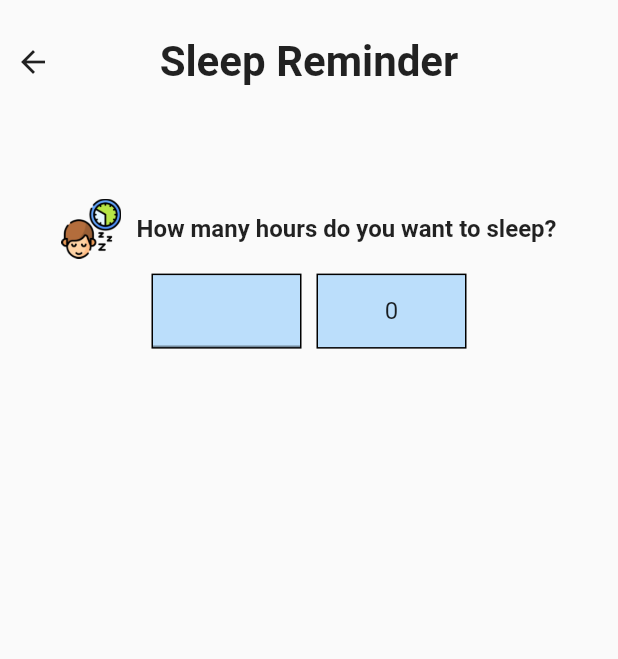
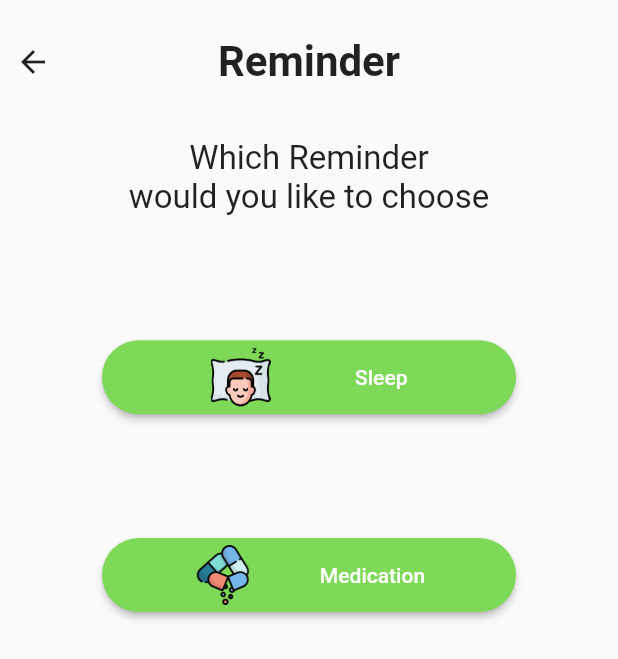
Before and after one commit to usamasabirr/BeWell, a Flutter app: the ReminderHome screen opened directly, on a phone screen of 412 x 824 dp. Shown: the top 659 px of the screen. Run offline on Flutter 3.47's test engine with Material 2 defaults, Android fonts, the light colour scheme and no system bars; our stand-ins replace cloud_firestore, firebase_auth, firebase_core, firebase_storage, flutter_local_notifications, gallery_saver and 7 more; missing offline and left inert: dropdown_plus, time_picker_widget, widgets_to_image; accounts and stored records are empty.

Commit message:
implemented 	period 	sleep 	reminder

```diff
--- a/lib/main.dart
+++ b/lib/main.dart
@@ -7,6 +7,8 @@ import 'package:be_well/auth/view/login_or_signup.dart';
 import 'package:be_well/home/controller/home_controller.dart';
 import 'package:be_well/home/view/home.dart';
 import 'package:be_well/myhomepage/view/myHomePage.dart';
+import 'package:be_well/period/model/period_model.dart';
+import 'package:be_well/period/view/period.dart';
 import 'package:be_well/qrcode/view/qr_info_image.dart';
 import 'package:be_well/qrcode/view/qrcode.dart';
 import 'package:be_well/reminder/medicineReminder/model/medicine_reminder_model.dart';
@@ -35,10 +37,12 @@ Future<void> main() async {
   Hive.registerAdapter(SleepMonitorModelAdapter());
   Hive.registerAdapter(SleepReminderModelAdapter());
   Hive.registerAdapter(MedicineReminderModelAdapter());
+  Hive.registerAdapter(PeriodModelAdapter());
 
   await Hive.openBox<SleepMonitorModel>('SleepMonitor');
   await Hive.openBox<SleepReminderModel>('SleepReminder');
   await Hive.openBox<MedicineReminderModel>('MedicineReminder');
+  await Hive.openBox<PeriodModel>('Period');
 
   runApp(MyApp());
 }
--- a/lib/reminder/reminderHome.dart
+++ b/lib/reminder/reminderHome.dart
@@ -1,3 +1,5 @@
+import 'package:be_well/reminder/medicineReminder/view/medicine_reminder.dart';
+import 'package:be_well/reminder/view/sleepReminder.dart';
 import 'package:be_well/sleep/controller/sleepController.dart';
 import 'package:flutter/material.dart';
 import 'package:flutter/src/widgets/container.dart';
@@ -27,12 +29,16 @@ class _ReminderHomeState extends State<ReminderHome> {
             height: mediaHeight * 0.1,
             width: mediaWidth,
             child: Row(children: [
-              Icon(Icons.arrow_back),
+              InkWell(
+                  onTap: () {
+                    Get.back();
+                  },
+                  child: Icon(Icons.arrow_back)),
               Expanded(
                 child: SizedBox(),
               ),
               Text(
-                'Sleep Reminder',
+                'Reminder',
                 style: TextStyle(fontSize: 28, fontWeight: FontWeight.bold),
               ),
               Expanded(
@@ -41,79 +47,67 @@ class _ReminderHomeState extends State<ReminderHome> {
               Opacity(opacity: 0.0, child: Icon(Icons.arrow_back))
             ]),
           ),
-
-          //Bed Time
-          SizedBox(
-            height: 50,
-          ),
-          Row(
-            mainAxisAlignment: MainAxisAlignment.center,
-            children: [
-              Image.asset(
-                'assets/images/sleepHour.png',
-                height: 40,
-              ),
-              SizedBox(
-                width: 10,
-              ),
-              Text('How many hours do you want to sleep?',
-                  style: TextStyle(fontSize: 16, fontWeight: FontWeight.bold))
-            ],
-          ),
+          //Text
           SizedBox(
             height: 10,
           ),
+          Text(
+            'Which Reminder',
+            style: TextStyle(fontSize: 22, fontWeight: FontWeight.w400),
+          ),
+          Text('would you like to choose',
+              style: TextStyle(fontSize: 22, fontWeight: FontWeight.w400)),
 
-          InkWell(
-            onTap: () {
-              // showCustomTimePicker(
-              //     context: context,
-              //     // It is a must if you provide selectableTimePredicate
-              //     onFailValidation: (context) => print('Unavailable selection'),
-              //     initialTime: TimeOfDay(
-              //         hour: sleepController.sleepHour.value,
-              //         minute: sleepController.sleepMin.value),
-              //     selectableTimePredicate: (p0) => true).then((value) {
-              //   sleepController.selectedSleepHour.value = value!.hour % 12;
-              //   sleepController.selectedSleepMin.value = value.minute;
+          //Sleep
+          SizedBox(
+            height: mediaHeight * 0.1,
+          ),
+          SizedBox(
+            height: mediaHeight * 0.06,
+            width: mediaWidth * 0.67,
+            child: ElevatedButton(
+                style: ElevatedButton.styleFrom(
+                    shape: StadiumBorder(), backgroundColor: Color(0xff7FD958)),
+                onPressed: () {
+                  Get.to(SleepReminder());
+                },
+                child: Row(
+                    mainAxisAlignment: MainAxisAlignment.spaceEvenly,
+                    children: [
+                      Image.asset(
+                        'assets/images/bedTime.png',
+                        height: 40,
+                        width: 40,
+                        fit: BoxFit.fill,
+                      ),
+                      Text("Sleep")
+                    ])),
+          ),
 
-              //   sleepController.defaultSleepHour = value.hour;
-              //   sleepController.defaultSleepMin = value.minute;
-              //   print('value is ${value.hour}');
-              //   if (value.hour ~/ 12 == 1) {
-              //     sleepController.selectedSleepZone.value = 'P M';
-              //   } else {
-              //     sleepController.selectedSleepZone.value = 'A M';
-              //   }
-              // });
-            },
-            child: Row(
-              mainAxisSize: MainAxisSize.min,
-              mainAxisAlignment: MainAxisAlignment.center,
-              children: [
-                Container(
-                    decoration: BoxDecoration(
-                        color: Colors.blue[100], border: Border.all()),
-                    height: 50,
-                    width: 100,
-                    child: Center(child: TextField())),
-                SizedBox(
-                  width: 10,
-                ),
-                Container(
-                  decoration: BoxDecoration(
-                      color: Colors.blue[100], border: Border.all()),
-                  height: 50,
-                  width: 100,
-                  child: Center(
-                    child: Text(
-                      "${0}",
-                      style: TextStyle(fontSize: 16),
-                    ),
-                  ),
-                ),
-              ],
-            ),
+          //Medication
+          SizedBox(
+            height: mediaHeight * 0.1,
+          ),
+          SizedBox(
+            height: mediaHeight * 0.06,
+            width: mediaWidth * 0.67,
+            child: ElevatedButton(
+                style: ElevatedButton.styleFrom(
+                    shape: StadiumBorder(), backgroundColor: Color(0xff7FD958)),
+                onPressed: () {
+                  Get.to((MedicineReminder()));
+                },
+                child: Row(
+                    mainAxisAlignment: MainAxisAlignment.spaceEvenly,
+                    children: [
+                      Image.asset(
+                        'assets/images/medicine.png',
+                        height: 40,
+                        width: 40,
+                        fit: BoxFit.fill,
+                      ),
+                      Text("Medication")
+                    ])),
           ),
         ],
       )),
--- a/lib/sleep/controller/sleepController.dart
+++ b/lib/sleep/controller/sleepController.dart
@@ -14,7 +14,7 @@ class ChartData {
 class SleepController extends GetxController {
   var sleepMonitorBox = Hive.box<SleepMonitorModel>('SleepMonitor');
   late List<ChartData> data = [];
-
+  double result = 0;
   //sleep Time
   Rx<int> sleepHour = 0.obs;
   Rx<int> sleepMin = 0.obs;
@@ -53,6 +53,12 @@ class SleepController extends GetxController {
     selectedWakeHour.value = 6;
     selectedWakeMin.value = 00;
 
+    defaultSleepHour = 6;
+    defaultSleepMin = 0;
+
+    defaultWakeHour = 6;
+    defaultWakeMin = 0;
+
     if (sleepHour.value ~/ 12 == 1) {
       selectedSleepZone.value = 'P M';
       selectedWakeZone.value = 'P M';
@@ -77,12 +83,7 @@ class SleepController extends GetxController {
     } else {
       int remHour = 24 - defaultSleepHour;
       remHour += defaultWakeHour;
-      // if (remHour < 0) {
-      //   remHour -= 24;
-      // } else {
-      //   int temp = 24 - defaultSleepHour;
-      //   remHour += temp;
-      // }
+
       totalRemMin = remHour * 60;
       int remMin = (defaultWakeMin - defaultSleepMin).abs();
       if (defaultWakeMin > defaultSleepMin) {
@@ -93,13 +94,8 @@ class SleepController extends GetxController {
     }
     print('total $totalRemMin');
 
-    double result = totalRemMin / 60;
+    result = totalRemMin / 60;
 
-    // int sleepHour = (defaultWakeHour - defaultSleepHour).abs();
-    // int sleepHourInMin = sleepHour * 60;
-    // int sleepMin = (defaultWakeMin - defaultSleepMin).abs();
-    // double value = sleepHour + sleepMin / 100;
-    // print('value is $value');
     DateTime date = DateTime.now();
     String currentDay = DateFormat('EEEE').format(date);
     print('currentDay is $currentDay');
@@ -110,12 +106,6 @@ class SleepController extends GetxController {
 
     sleepMonitorBox.put(0, temp);
     SleepMonitorModel temp1 = sleepMonitorBox.get(0) as SleepMonitorModel;
-    print('get Value is ${temp1.weekDay}');
-
-    //print(DateFormat('EEEE').format(date));
-
-    print('sleep hour is $sleepHour');
-    print('sleep min is $sleepMin');
   }
 
   getSleepData() {
--- a/lib/sleep/view/sleep.dart
+++ b/lib/sleep/view/sleep.dart
@@ -233,6 +233,12 @@ class _SleepState extends State<Sleep> {
                     shape: StadiumBorder(), backgroundColor: Color(0xff7FD958)),
                 onPressed: () {
                   sleepController.calculateSleepTime();
+                  Get.defaultDialog(
+                      title: 'Success',
+                      middleText:
+                          'Saved time is ${sleepController.result} hours',
+                      titleStyle: TextStyle(
+                          color: Colors.green, fontWeight: FontWeight.bold));
                 },
                 child: Text("Save")),
           ),
```
Also changed, not shown: lib/home/view/home.dart (+14 -2 lines), lib/period/controller/period_controller.dart (added, +52 -0 lines), lib/period/model/period_model.dart (added, +24 -0 lines), lib/period/view/period.dart (added, +252 -0 lines), lib/reminder/controller/sleepreminder_controller.dart (+8 -0 lines), lib/reminder/medicineReminder/controller/medicine_reminder_controller.dart (+6 -3 lines), lib/reminder/medicineReminder/view/medicine_reminder.dart (+6 -2 lines), lib/reminder/view/sleepReminder.dart (+10 -2 lines), lib/period/model/period_model.g.dart (added).
